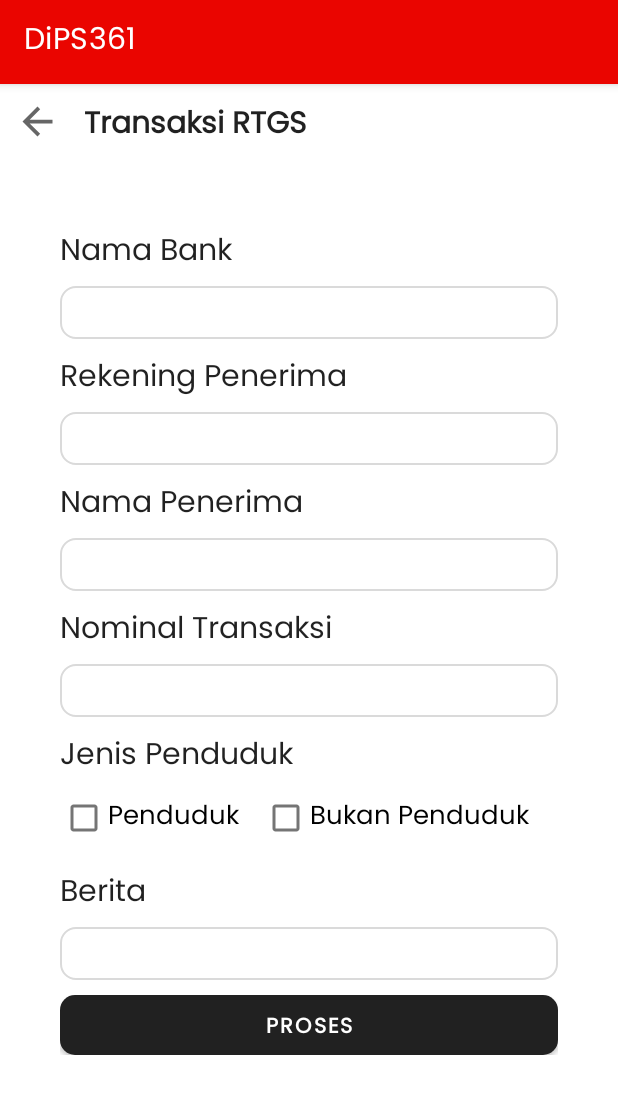
After one commit to githubgritrepo/dipslibs_android, an Android app: the fragment frag_rtgs shown on its own in the app's theme, on a phone screen of 412 x 824 dp. The commit adds this screen. Shown: the top 1094 px of the screen. Run offline under Robolectric (Android 15) with nearby library versions, the light colour scheme and no system bars; libraries missing offline, so code that uses them is left out: cn.pedant.

Commit message:
Update Rafii

```diff
--- a/app/src/main/java/com/evo/mitzoom/BaseMeetingActivity.java
+++ b/app/src/main/java/com/evo/mitzoom/BaseMeetingActivity.java
@@ -554,7 +554,7 @@
                 int ret = ZoomVideoSDK.getInstance().leaveSession(false);
                 Log.d(TAG, "leaveSession ret = " + ret);
                 startActivity(new Intent(getApplicationContext(), RatingActivity.class));
-                ((Activity)getApplicationContext()).overridePendingTransition(0,0);
+                overridePendingTransition(0,0);
             }
         });
         boolean end = false;
--- /dev/null
+++ b/app/src/main/java/com/evo/mitzoom/Fragments/frag_rtgs.java
@@ -0,0 +1,149 @@
+package com.evo.mitzoom.Fragments;
+
+import android.app.Activity;
+import android.content.Context;
+import android.os.Bundle;
+import android.text.Editable;
+import android.text.TextWatcher;
+import android.util.Log;
+import android.view.LayoutInflater;
+import android.view.View;
+import android.view.ViewGroup;
+import android.widget.Button;
+import android.widget.EditText;
+import android.widget.ImageView;
+import android.widget.TextView;
+import android.widget.Toast;
+
+import androidx.annotation.NonNull;
+import androidx.annotation.Nullable;
+import androidx.fragment.app.Fragment;
+
+import com.evo.mitzoom.R;
+
+import java.math.BigDecimal;
+import java.text.NumberFormat;
+import java.util.Locale;
+import java.util.Objects;
+
+import cn.pedant.SweetAlert.SweetAlertDialog;
+
+public class frag_rtgs extends Fragment {
+    private ImageView btnBack;
+    private EditText et_NamaBank, et_RekPenerima, et_NamaPenerima, et_Berita, et_Nominal;
+    private Context context;
+    private Button btnProses;
+    private String NamaBank, RekPenerima, NamaPenerima, Berita, Nominal;
+    public static final NumberFormat numberFormat = NumberFormat.getCurrencyInstance(new Locale("id", "ID"));
+
+    @Override
+    public void onCreate(@Nullable Bundle savedInstanceState) {
+        super.onCreate(savedInstanceState);
+        context = getContext();
+    }
+    @Nullable
+    @Override
+    public View onCreateView(@NonNull LayoutInflater inflater, @Nullable ViewGroup container, @Nullable Bundle savedInstanceState) {
+        View view = inflater.inflate(R.layout.frag_form_rtgs, container, false);
+        btnBack = view.findViewById(R.id.btn_back4);
+        et_NamaBank = view.findViewById(R.id.et_nama_bank);
+        et_RekPenerima = view.findViewById(R.id.et_rek_penerima);
+        et_NamaPenerima = view.findViewById(R.id.et_nama_penerima);
+        et_Nominal = view.findViewById(R.id.et_nominal);
+        et_Berita = view.findViewById(R.id.et_berita);
+        btnProses = view.findViewById(R.id.btnProsesRTGS);
+        return view;
+    }
+    @Override
+    public void onViewCreated(@NonNull View view, @Nullable Bundle savedInstanceState) {
+        super.onViewCreated(view, savedInstanceState);
+        et_Nominal.addTextChangedListener(new TextWatcher() {
+            @Override
+            public void beforeTextChanged(CharSequence s, int start, int count, int after) {
+
+            }
+
+            @Override
+            public void onTextChanged(CharSequence s, int start, int before, int count) {
+
+            }
+
+            @Override
+            public void afterTextChanged(Editable s) {
+                et_Nominal.removeTextChangedListener(this);
+                BigDecimal parsed = parseCurrencyValue(et_Nominal.getText().toString());
+                String formatted = numberFormat.format(parsed);
+                et_Nominal.setText(formatted);
+                et_Nominal.setSelection(formatted.length());
+                et_Nominal.addTextChangedListener(this);
+            }
+        });
+        btnProses.setOnClickListener(new View.OnClickListener() {
+            @Override
+            public void onClick(View v) {
+                NamaBank = et_NamaBank.getText().toString();
+                RekPenerima = et_RekPenerima.getText().toString();
+                NamaPenerima = et_NamaPenerima.getText().toString();
+                Nominal = et_Nominal.getText().toString();
+                Berita = et_Berita.getText().toString();
+                if(NamaBank.trim().equals("")){
+                    Toast.makeText(context, getResources().getString(R.string.emptyFields), Toast.LENGTH_SHORT).show();
+                }
+                else if (RekPenerima.trim().equals("")){
+                    Toast.makeText(context, getResources().getString(R.string.emptyFields), Toast.LENGTH_SHORT).show();
+                }
+                else if (NamaPenerima.trim().equals("")){
+                    Toast.makeText(context, getResources().getString(R.string.emptyFields), Toast.LENGTH_SHORT).show();
+                }
+                else if (Nominal.equals("")){
+                    Toast.makeText(context, getResources().getString(R.string.emptyFields), Toast.LENGTH_SHORT).show();
+                }
+                else if (Berita.trim().equals("")){
+                    Toast.makeText(context, getResources().getString(R.string.emptyFields), Toast.LENGTH_SHORT).show();
+                }
+                else {
+                    popUpBerhasil();
+                }
+            }
+        });
+        btnBack.setOnClickListener(new View.OnClickListener() {
+            @Override
+            public void onClick(View v) {
+                getFragmentPage(new frag_service());
+            }
+        });
+    }
+    private void getFragmentPage(Fragment fragment){
+        getActivity().getSupportFragmentManager()
+                .beginTransaction()
+                .replace(R.id.layout_frame2, fragment)
+                .addToBackStack(null)
+                .commit();
+    }
+    public static BigDecimal parseCurrencyValue(String value) {
+        try {
+            String replaceRegex = String.format("[%s,.\\s]", Objects.requireNonNull(numberFormat.getCurrency()).getDisplayName());
+            String currencyValue = value.replaceAll(replaceRegex, "");
+            return new BigDecimal(currencyValue);
+        } catch (Exception e) {
+            Log.e("MyApp", e.getMessage(), e);
+        }
+        return BigDecimal.ZERO;
+    }
+    private void popUpBerhasil(){
+        SweetAlertDialog sweetAlertDialog = new SweetAlertDialog(context, SweetAlertDialog.SUCCESS_TYPE);
+        sweetAlertDialog.setContentText(getResources().getString(R.string.successTransaction));
+        sweetAlertDialog.setConfirmText(getResources().getString(R.string.btn_continue));
+        sweetAlertDialog.setCancelable(false);
+        sweetAlertDialog.show();
+        Button btnConfirm = (Button) sweetAlertDialog.findViewById(cn.pedant.SweetAlert.R.id.confirm_button);
+        btnConfirm.setBackgroundTintList(context.getResources().getColorStateList(R.color.Blue));
+        sweetAlertDialog.setConfirmClickListener(new SweetAlertDialog.OnSweetClickListener() {
+            @Override
+            public void onClick(SweetAlertDialog sweetAlertDialog) {
+                getFragmentPage(new frag_service());
+                sweetAlertDialog.dismiss();
+            }
+        });
+    }
+}
--- a/app/src/main/java/com/evo/mitzoom/Fragments/frag_service.java
+++ b/app/src/main/java/com/evo/mitzoom/Fragments/frag_service.java
@@ -59,9 +59,9 @@
 
     private void addData(){
         data = new ArrayList<>();
-        data.add(new ItemModel("1","Transaksi RTGS",R.drawable.item1));
-        data.add(new ItemModel("2","Transaksi SKN",R.drawable.item2));
-        data.add(new ItemModel("3","Transaksi Valas",R.drawable.item2));
+        data.add(new ItemModel("1",getResources().getString(R.string.RTGS),R.drawable.item1));
+        data.add(new ItemModel("2",getResources().getString(R.string.SKN),R.drawable.item2));
+        data.add(new ItemModel("3",getResources().getString(R.string.FOREX),R.drawable.item2));
     }
     private void getFragmentPage(Fragment fragment){
         getActivity().getSupportFragmentManager()
--- a/app/src/main/java/com/evo/mitzoom/ui/DipsCameraActivity.java
+++ b/app/src/main/java/com/evo/mitzoom/ui/DipsCameraActivity.java
@@ -528,7 +528,6 @@
         bitmap.compress(Bitmap.CompressFormat.JPEG,100, baos);
         byte[] imageBytes = baos.toByteArray();
         String encodedImage = Base64.encodeToString(imageBytes, Base64.NO_WRAP);
-
         return encodedImage;
     }
 
--- a/app/src/main/res/layout/activity_rating.xml
+++ b/app/src/main/res/layout/activity_rating.xml
@@ -173,6 +173,7 @@
         app:boxCornerRadiusTopStart="10dp">
 
         <EditText
+            android:gravity="top"
             android:id="@+id/et_kritik"
             android:layout_width="match_parent"
             android:layout_height="100dp"
--- a/app/src/main/res/layout/frag_chat.xml
+++ b/app/src/main/res/layout/frag_chat.xml
@@ -25,7 +25,7 @@
 
         <androidx.recyclerview.widget.RecyclerView
             android:id="@+id/chat_list"
-            android:layout_width="match_parent"
+            android:layout_width="345dp"
             android:layout_height="wrap_content"
             android:layout_marginStart="8dp"
             android:layout_marginBottom="74dp"
--- a/app/src/main/res/layout/frag_form_opening_account.xml
+++ b/app/src/main/res/layout/frag_form_opening_account.xml
@@ -226,6 +226,7 @@
                     app:boxCornerRadiusTopStart="10dp">
 
                     <EditText
+                        android:gravity="top"
                         android:padding="9dp"
                         android:id="@+id/et_alamat"
                         android:layout_width="match_parent"
@@ -235,7 +236,7 @@
                         android:lines="8"
                         android:maxLines="10"
                         android:minLines="6"
-                        android:scrollbars="none"
+                        android:scrollbars="vertical"
                         android:textSize="16sp"
                         tools:ignore="SpeakableTextPresentCheck,SpeakableTextPresentCheck,SpeakableTextPresentCheck" />
                 </com.google.android.material.textfield.TextInputLayout>
--- /dev/null
+++ b/app/src/main/res/layout/frag_form_rtgs.xml
@@ -0,0 +1,217 @@
+<?xml version="1.0" encoding="utf-8"?>
+<RelativeLayout xmlns:android="http://schemas.android.com/apk/res/android"
+    xmlns:app="http://schemas.android.com/apk/res-auto"
+    xmlns:tools="http://schemas.android.com/tools"
+    android:layout_width="match_parent"
+    android:layout_height="match_parent"
+    android:theme="@style/Theme.MaterialComponents.DayNight.DarkActionBar">
+    <LinearLayout
+        android:id="@+id/TopBar"
+        android:layout_width="match_parent"
+        android:layout_height="?attr/actionBarSize"
+        android:background="@color/white"
+        android:orientation="horizontal">
+        <ImageView
+            android:id="@+id/btn_back4"
+            android:layout_width="30dp"
+            android:layout_height="30dp"
+            android:layout_margin="10dp"
+            android:src="@drawable/ic_baseline_arrow_back_24" />
+
+        <TextView
+            android:layout_width="wrap_content"
+            android:layout_height="wrap_content"
+            android:layout_gravity="center_vertical"
+            android:layout_marginStart="6dp"
+            android:text="@string/RTGS"
+            android:textAppearance="@style/TextAppearance.AppCompat.Body1"
+            android:textSize="20sp"
+            android:textStyle="bold" />
+    </LinearLayout>
+    <androidx.core.widget.NestedScrollView
+        android:layout_width="match_parent"
+        android:layout_height="wrap_content"
+        android:layout_below="@+id/TopBar">
+        <androidx.cardview.widget.CardView
+            android:layout_width="match_parent"
+            android:layout_height="wrap_content"
+            android:layout_margin="20dp"
+            app:cardCornerRadius="10dp"
+            app:cardElevation="0dp">
+
+            <LinearLayout
+                android:layout_width="match_parent"
+                android:layout_height="wrap_content"
+                android:layout_margin="20dp"
+                android:orientation="vertical">
+                <TextView
+                    android:layout_width="wrap_content"
+                    android:layout_height="wrap_content"
+                    android:text="@string/BankName"
+                    android:textAppearance="@style/TextAppearance.AppCompat.Body2"
+                    android:textSize="20sp" />
+                <com.google.android.material.textfield.TextInputLayout
+                    style="@style/Widget.MaterialComponents.TextInputLayout.OutlinedBox"
+                    android:layout_width="match_parent"
+                    android:layout_height="wrap_content"
+                    android:layout_marginBottom="10dp"
+                    app:boxCornerRadiusBottomEnd="10dp"
+                    app:boxCornerRadiusBottomStart="10dp"
+                    app:boxCornerRadiusTopEnd="10dp"
+                    app:boxCornerRadiusTopStart="10dp">
+
+                    <EditText
+                        android:padding="9dp"
+                        android:id="@+id/et_nama_bank"
+                        android:layout_width="match_parent"
+                        android:layout_height="35dp"
+                        android:background="@drawable/bg_textinput"
+                        android:inputType="text"
+                        android:textSize="16sp"
+                        tools:ignore="SpeakableTextPresentCheck" />
+                </com.google.android.material.textfield.TextInputLayout>
+                <TextView
+                    android:layout_width="wrap_content"
+                    android:layout_height="wrap_content"
+                    android:text="@string/ReceiverAccount"
+                    android:textAppearance="@style/TextAppearance.AppCompat.Body2"
+                    android:textSize="20sp" />
+                <com.google.android.material.textfield.TextInputLayout
+                    style="@style/Widget.MaterialComponents.TextInputLayout.OutlinedBox"
+                    android:layout_width="match_parent"
+                    android:layout_height="wrap_content"
+                    android:layout_marginBottom="10dp"
+                    app:boxCornerRadiusBottomEnd="10dp"
+                    app:boxCornerRadiusBottomStart="10dp"
+                    app:boxCornerRadiusTopEnd="10dp"
+                    app:boxCornerRadiusTopStart="10dp">
+
+                    <EditText
+                        android:padding="9dp"
+                        android:id="@+id/et_rek_penerima"
+                        android:layout_width="match_parent"
+                        android:layout_height="35dp"
+                        android:background="@drawable/bg_textinput"
+                        android:inputType="number"
+                        android:textSize="18sp"
+                        tools:ignore="SpeakableTextPresentCheck" />
+                </com.google.android.material.textfield.TextInputLayout>
+                <TextView
+                    android:layout_width="wrap_content"
+                    android:layout_height="wrap_content"
+                    android:text="@string/ReceiverName"
+                    android:textAppearance="@style/TextAppearance.AppCompat.Body2"
+                    android:textSize="20sp" />
+                <com.google.android.material.textfield.TextInputLayout
+                    style="@style/Widget.MaterialComponents.TextInputLayout.OutlinedBox"
+                    android:layout_width="match_parent"
+                    android:layout_height="wrap_content"
+                    android:layout_marginBottom="10dp"
+                    app:boxCornerRadiusBottomEnd="10dp"
+                    app:boxCornerRadiusBottomStart="10dp"
+                    app:boxCornerRadiusTopEnd="10dp"
+                    app:boxCornerRadiusTopStart="10dp">
+
+                    <EditText
+                        android:padding="9dp"
+                        android:id="@+id/et_nama_penerima"
+                        android:layout_width="match_parent"
+                        android:layout_height="35dp"
+                        android:background="@drawable/bg_textinput"
+                        android:inputType="text"
+                        android:textSize="16sp"
+                        tools:ignore="SpeakableTextPresentCheck,SpeakableTextPresentCheck,SpeakableTextPresentCheck" />
+                </com.google.android.material.textfield.TextInputLayout>
+                <TextView
+                    android:layout_width="wrap_content"
+                    android:layout_height="wrap_content"
+                    android:text="@string/Amount"
+                    android:textAppearance="@style/TextAppearance.AppCompat.Body2"
+                    android:textSize="20sp" />
+                <com.google.android.material.textfield.TextInputLayout
+                    style="@style/Widget.MaterialComponents.TextInputLayout.OutlinedBox"
+                    android:layout_width="match_parent"
+                    android:layout_height="wrap_content"
+                    android:layout_marginBottom="10dp"
+                    app:boxCornerRadiusBottomEnd="10dp"
+                    app:boxCornerRadiusBottomStart="10dp"
+                    app:boxCornerRadiusTopEnd="10dp"
+                    app:boxCornerRadiusTopStart="10dp">
+
+                    <EditText
+                        android:padding="9dp"
+                        android:id="@+id/et_nominal"
+                        android:layout_width="match_parent"
+                        android:layout_height="35dp"
+                        android:background="@drawable/bg_textinput"
+                        android:inputType="number"
+                        android:textSize="16sp"
+                        tools:ignore="SpeakableTextPresentCheck,SpeakableTextPresentCheck,SpeakableTextPresentCheck" />
+                </com.google.android.material.textfield.TextInputLayout>
+                <TextView
+                    android:layout_width="wrap_content"
+                    android:layout_height="wrap_content"
+                    android:text="@string/ResidentType"
+                    android:textAppearance="@style/TextAppearance.AppCompat.Body2"
+                    android:textSize="20sp" />
+                <LinearLayout
+                    android:layout_width="match_parent"
+                    android:layout_height="wrap_content"
+                    android:orientation="horizontal">
+                    <CheckBox
+                        android:layout_marginBottom="10dp"
+                        android:layout_marginEnd="15dp"
+                        android:focusable="false"
+                        android:layout_width="wrap_content"
+                        android:layout_height="wrap_content"
+                        android:text="@string/penduduk"
+                        android:textSize="17sp"
+                        android:textColor="@color/black"/>
+                    <CheckBox
+                        android:layout_marginBottom="10dp"
+                        android:focusable="false"
+                        android:layout_width="wrap_content"
+                        android:layout_height="wrap_content"
+                        android:text="@string/bukan_penduduk"
+                        android:textSize="17sp"
+                        android:textColor="@color/black"/>
+                </LinearLayout>
+                <TextView
+                    android:layout_width="wrap_content"
+                    android:layout_height="wrap_content"
+                    android:text="@string/berita"
+                    android:textAppearance="@style/TextAppearance.AppCompat.Body2"
+                    android:textSize="20sp" />
+                <com.google.android.material.textfield.TextInputLayout
+                    style="@style/Widget.MaterialComponents.TextInputLayout.OutlinedBox"
+                    android:layout_width="match_parent"
+                    android:layout_height="wrap_content"
+                    android:layout_marginBottom="10dp"
+                    app:boxCornerRadiusBottomEnd="10dp"
+                    app:boxCornerRadiusBottomStart="10dp"
+                    app:boxCornerRadiusTopEnd="10dp"
+                    app:boxCornerRadiusTopStart="10dp">
+
+                    <EditText
+                        android:padding="9dp"
+                        android:id="@+id/et_berita"
+                        android:layout_width="match_parent"
+                        android:layout_height="35dp"
+                        android:background="@drawable/bg_textinput"
+                        android:textSize="16sp"
+                        android:inputType="text"
+                        tools:ignore="SpeakableTextPresentCheck" />
+                </com.google.android.material.textfield.TextInputLayout>
+                <Button
+                    android:id="@+id/btnProsesRTGS"
+                    android:layout_width="match_parent"
+                    android:layout_height="40dp"
+                    android:background="@drawable/oval_background_10dp"
+                    android:backgroundTint="@color/bg_cif"
+                    android:text="@string/process"
+                    android:textColor="@color/white"
+                    android:textStyle="bold" />
+            </LinearLayout>
+        </androidx.cardview.widget.CardView>
+    </androidx.core.widget.NestedScrollView>
+</RelativeLayout>
--- a/app/src/main/res/layout/frag_start_conferee.xml
+++ b/app/src/main/res/layout/frag_start_conferee.xml
@@ -15,7 +15,7 @@
             android:layout_width="match_parent"
             android:layout_height="150dp"
             android:layout_marginTop="@dimen/dp_30"
-            android:src="@drawable/agree" />
+            android:src="@drawable/info" />
 
         <TextView
             android:layout_width="250dp"
--- a/app/src/main/res/layout/portfolio.xml
+++ b/app/src/main/res/layout/portfolio.xml
@@ -269,9 +269,9 @@
     </androidx.core.widget.NestedScrollView>
     <com.google.android.material.floatingactionbutton.ExtendedFloatingActionButton
         android:id="@+id/btnPnL"
-        android:layout_width="120dp"
+        android:layout_width="wrap_content"
         android:layout_height="wrap_content"
-        android:layout_gravity="end|bottom"
+        android:layout_gravity="center|bottom"
         android:textStyle="bold"
         android:layout_margin="15dp"
         android:textSize="11sp"
--- a/app/src/main/res/values/strings.xml
+++ b/app/src/main/res/values/strings.xml
@@ -76,7 +76,7 @@
     <string name="address">Alamat</string>
     <string name="religion">Agama</string>
     <string name="status">Status</string>
-    <string name="content_form_bottom">Saya menyatakan bahwa seluruh\ndata yang saya berikan di formulir\npembukaan rekekning ini benar.</string>
+    <string name="content_form_bottom">Saya menyatakan bahwa seluruh data yang saya berikan di formulir pembukaan rekening ini benar.</string>
     <string name="process">Proses</string>
     <string name="headline_rating">Terima kasih telah mempercayakan\n transaksi perbankan anda pada\n bank xyz.</string>
     <string name="apakah_permasalahan_anda_n_selesai_dengan_baik">Apakah permasalahan anda\n selesai dengan baik?</string>
@@ -106,6 +106,19 @@
     <string name="activation">Aktivasi</string>
     <string name="rating_pop_up_content">Terima kasih atas penilaian anda. Pendapat anda sangat berharga bagi kami.</string>
     <string name="produk_layanan"><![CDATA[Produk & Layanan]]></string>
-    <string name="btn_produk_nlayanan"><![CDATA[Produk &\nLayanan]]></string>
+    <string name="btn_produk_nlayanan"><![CDATA[Produk & Layanan]]></string>
     <string name="verifikasi">Verifikasi</string>
+    <string name="RTGS">Transaksi RTGS</string>
+    <string name="SKN">Transaksi SKN</string>
+    <string name="FOREX">Transaksi Valas</string>
+    <string name="BankName">Nama Bank</string>
+    <string name="ReceiverAccount">Rekening Penerima</string>
+    <string name="ReceiverName">Nama Penerima</string>
+    <string name="Amount">Nominal Transaksi</string>
+    <string name="ResidentType">Jenis Penduduk</string>
+    <string name="penduduk">Penduduk</string>
+    <string name="bukan_penduduk">Bukan Penduduk</string>
+    <string name="berita">Berita</string>
+    <string name="emptyFields">Kolom tidak boleh kosong</string>
+    <string name="successTransaction">Anda berhasil melakukan transaksi</string>
 </resources>
```
Also changed, not shown: app/src/main/java/com/evo/mitzoom/Adapter/ItemServiceAdapter.java (+9 -1 lines), app/src/main/java/com/evo/mitzoom/Fragments/frag_form_opening.java (+24 -9 lines), app/src/main/java/com/evo/mitzoom/Fragments/frag_opening_account.java (+24 -4 lines), app/src/main/java/com/evo/mitzoom/Fragments/frag_opening_account2.java (+28 -5 lines), app/src/main/java/com/evo/mitzoom/Fragments/frag_opening_account3.java (+27 -8 lines), app/src/main/res/layout/frag_tabungan.xml (+12 -8 lines), 1 other file.
